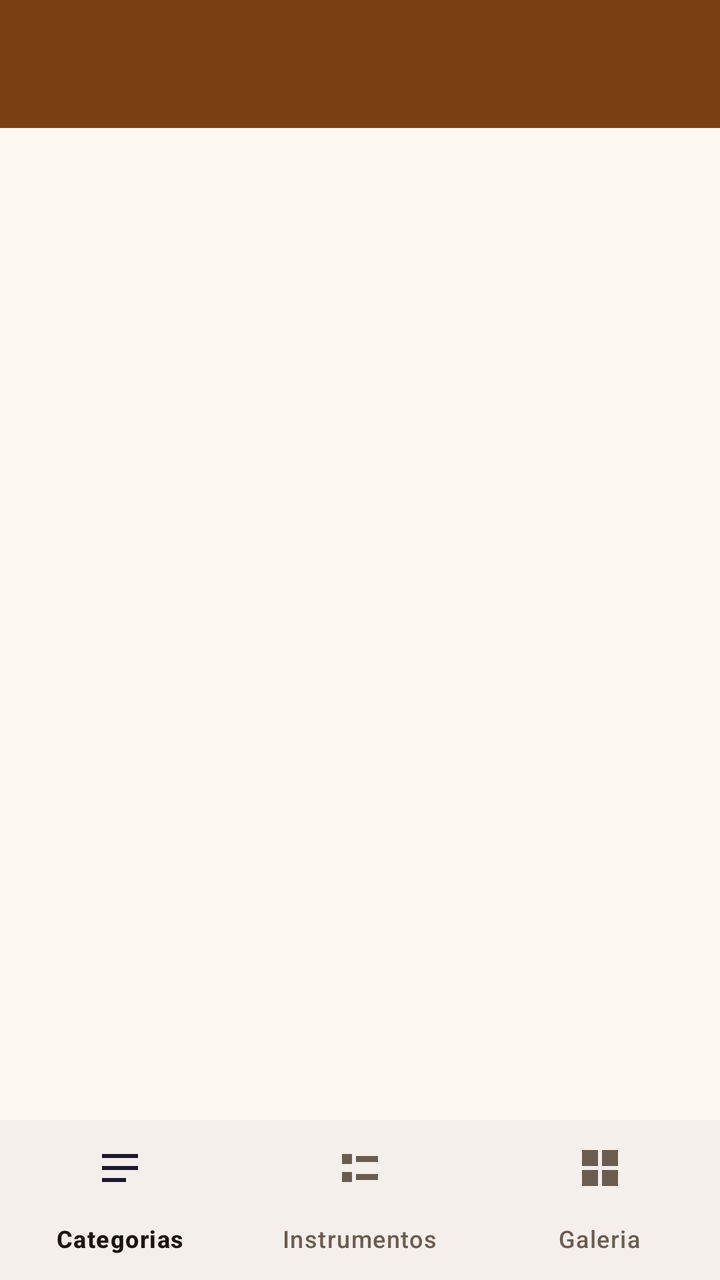
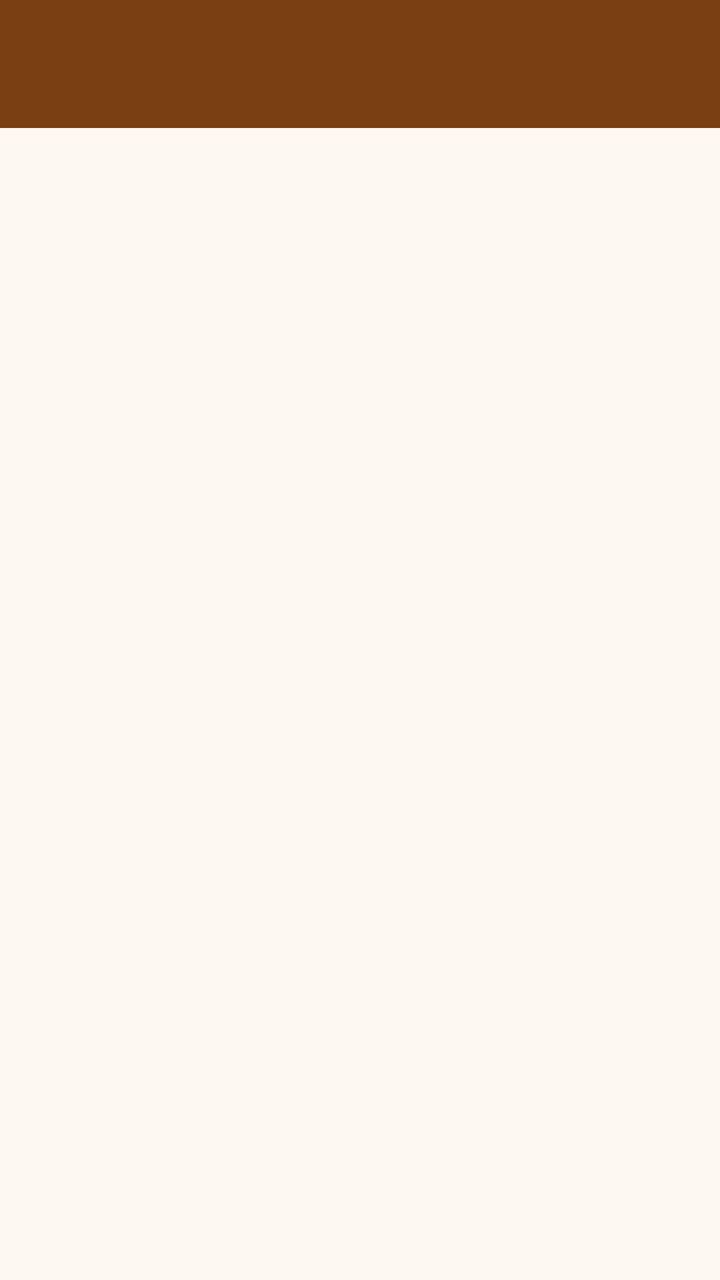

The first picture is an Android layout as it rendered before a commit; the second is the same layout after the commit. The layout source and the unified diff follow.
<!-- AndroidManifest.xml: application theme Theme.GuiaInstrumentos -->
<!-- res/layout/activity_main.xml -->
<?xml version="1.0" encoding="utf-8"?>
<androidx.coordinatorlayout.widget.CoordinatorLayout
    xmlns:android="http://schemas.android.com/apk/res/android"
    xmlns:app="http://schemas.android.com/apk/res-auto"
    android:layout_width="match_parent"
    android:layout_height="match_parent">

    <com.google.android.material.appbar.AppBarLayout
        android:layout_width="match_parent"
        android:layout_height="wrap_content">

        <com.google.android.material.appbar.MaterialToolbar
            android:id="@+id/toolbar"
            android:layout_width="match_parent"
            android:layout_height="?attr/actionBarSize"
            android:background="?attr/colorPrimary"
            app:titleTextColor="?attr/colorOnPrimary" />
    </com.google.android.material.appbar.AppBarLayout>

    <LinearLayout
        android:layout_width="match_parent"
        android:layout_height="match_parent"
        android:orientation="vertical"
        app:layout_behavior="@string/appbar_scrolling_view_behavior">

        
        <FrameLayout
            android:id="@+id/container_fragmento"
            android:layout_width="match_parent"
            android:layout_height="0dp"
            android:layout_weight="1" />

        <com.google.android.material.bottomnavigation.BottomNavigationView
            android:id="@+id/navegacao_inferior"
            android:layout_width="match_parent"
            android:layout_height="wrap_content"
            android:background="?attr/colorSurface"
            app:menu="@menu/menu_bottom" />
    </LinearLayout>

</androidx.coordinatorlayout.widget.CoordinatorLayout>
<!-- resources referenced by this layout -->
<resources>
  <style name="Theme.GuiaInstrumentos" parent="Theme.Material3.DayNight.NoActionBar">
          <item name="colorPrimary">@color/cordas_medio</item>
          <item name="colorOnPrimary">@color/branco</item>
          <item name="colorPrimaryContainer">@color/cordas_suave</item>
          <item name="colorOnPrimaryContainer">@color/cordas_escuro</item>
          <item name="colorSecondary">@color/cordas_claro</item>
          <item name="colorOnSecondary">@color/cordas_escuro</item>
          <item name="android:colorBackground">@color/fundo_claro</item>
          <item name="colorSurface">@color/superficie_clara</item>
          <item name="colorOnSurface">@color/texto_claro</item>
          <item name="colorOnSurfaceVariant">@color/texto_claro_fraco</item>
          <item name="android:statusBarColor">?attr/colorPrimary</item>
          <item name="android:windowLightStatusBar" tools:targetApi="m">false</item>
      </style>
  <color name="cordas_medio">#FF7A3F12</color>
  <color name="branco">#FFFFFFFF</color>
  <color name="cordas_suave">#FFFFECC7</color>
  <color name="cordas_escuro">#FF261810</color>
  <color name="cordas_claro">#FFF0BB5C</color>
  <color name="fundo_claro">#FFFDF8F1</color>
  <color name="superficie_clara">#FFFFFFFF</color>
  <color name="texto_claro">#FF1B1410</color>
  <color name="texto_claro_fraco">#FF6B5C50</color>
</resources>

<!-- the commit's change to res/layout/activity_main.xml (unified diff, before → after) -->
@@ -30,11 +30,13 @@
             android:layout_height="0dp"
             android:layout_weight="1" />
 
+        
         <com.google.android.material.bottomnavigation.BottomNavigationView
             android:id="@+id/navegacao_inferior"
             android:layout_width="match_parent"
             android:layout_height="wrap_content"
             android:background="?attr/colorSurface"
+            android:visibility="gone"
             app:menu="@menu/menu_bottom" />
     </LinearLayout>
 
